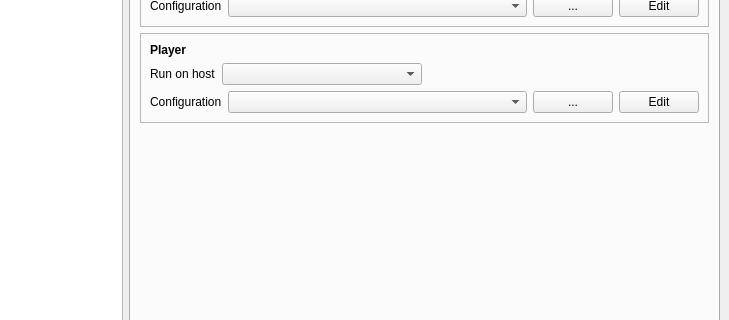
Qt form tools/castctrl/trunk/qtui/mainwindow.ui (marc-hanheide/cogx) before a commit; both pictures show x 154 to 883 and y 246 to 566 of the 883 by 668 pixel window.
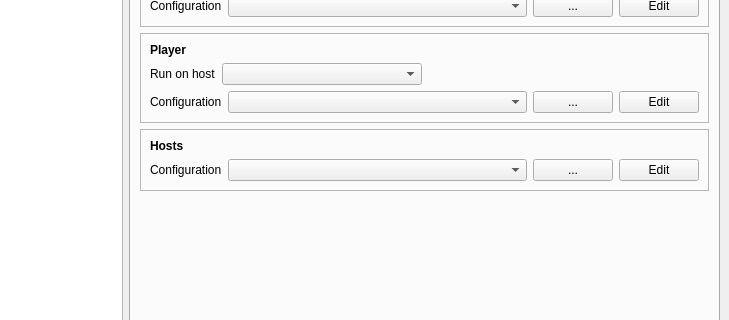
The same form after that commit. The open tabs and pages were chosen to show the change.

Commit message: castcontrol: a new configuration file was added which simplifies distbuted execution of components. Change from local to distributed execution by selecting a different host configuration file (.hconf). Example in tools/castctrl/core/test/confbuilder/all-on-one.hconf.

The edit to the form file:
```diff
--- a/tools/castctrl/trunk/qtui/mainwindow.ui
+++ b/tools/castctrl/trunk/qtui/mainwindow.ui
@@ -673,6 +673,75 @@
              </layout>
             </widget>
            </item>
+           <item>
+            <widget class="QFrame" name="frame_4">
+             <property name="frameShape">
+              <enum>QFrame::StyledPanel</enum>
+             </property>
+             <property name="frameShadow">
+              <enum>QFrame::Raised</enum>
+             </property>
+             <layout class="QVBoxLayout" name="verticalLayout_8">
+              <item>
+               <widget class="QLabel" name="label_4">
+                <property name="font">
+                 <font>
+                  <weight>75</weight>
+                  <bold>true</bold>
+                 </font>
+                </property>
+                <property name="text">
+                 <string>Hosts</string>
+                </property>
+               </widget>
+              </item>
+              <item>
+               <layout class="QHBoxLayout" name="horizontalLayout_16">
+                <item>
+                 <widget class="QLabel" name="label_10">
+                  <property name="text">
+                   <string>Configuration</string>
+                  </property>
+                 </widget>
+                </item>
+                <item>
+                 <widget class="QComboBox" name="hostConfigCmbx">
+                  <property name="sizePolicy">
+                   <sizepolicy hsizetype="Expanding" vsizetype="Fixed">
+                    <horstretch>4</horstretch>
+                    <verstretch>0</verstretch>
+                   </sizepolicy>
+                  </property>
+                  <property name="minimumSize">
+                   <size>
+                    <width>200</width>
+                    <height>0</height>
+                   </size>
+                  </property>
+                  <property name="statusTip">
+                   <string>CAST configuration file </string>
+                  </property>
+                 </widget>
+                </item>
+                <item>
+                 <widget class="QPushButton" name="btBrowseHostFile">
+                  <property name="text">
+                   <string>...</string>
+                  </property>
+                 </widget>
+                </item>
+                <item>
+                 <widget class="QPushButton" name="btEditHostConfig">
+                  <property name="text">
+                   <string>Edit</string>
+                  </property>
+                 </widget>
+                </item>
+               </layout>
+              </item>
+             </layout>
+            </widget>
+           </item>
            <item>
             <spacer name="verticalSpacer_4">
              <property name="orientation">
```
Left out of the diff: 21 changed lines with no effect on the pictures. The commit also changes 9 other files.
